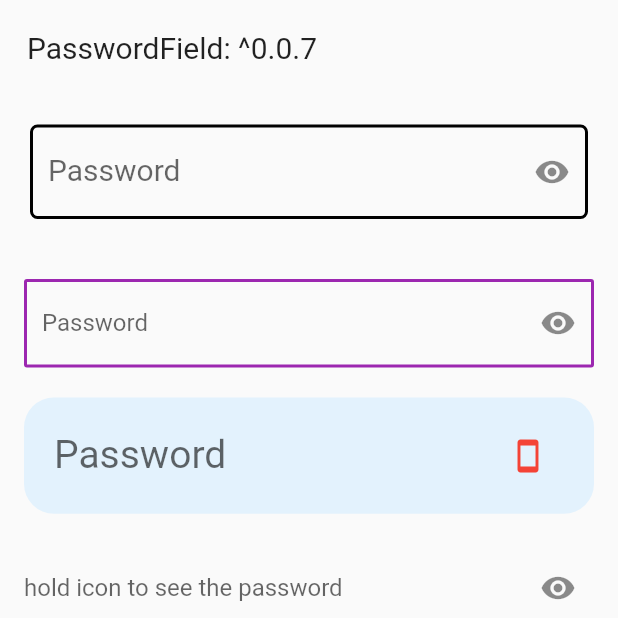
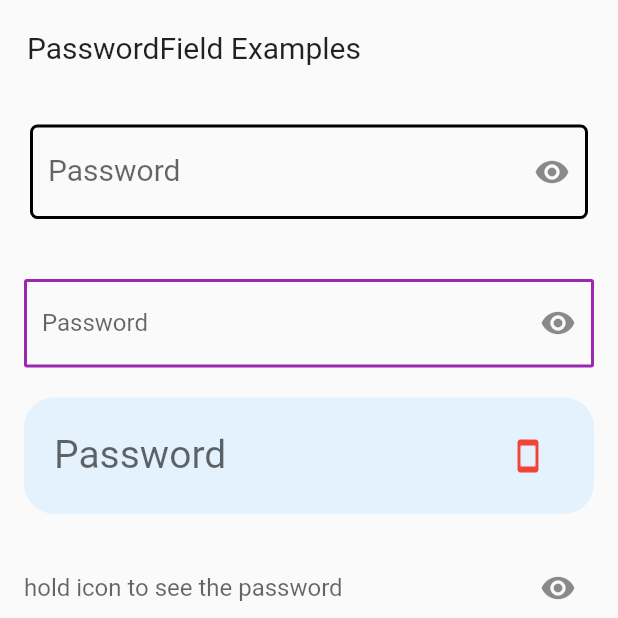
Before and after one commit to maheshj01/passwordfield, a Flutter app: the screen it shows after launch, on a phone screen of 412 x 824 dp, the top half of it. Run offline on Flutter 3.47's test engine with Material 2 defaults, Android fonts, the phone set to English and light mode, and no system bars.

Commit message:
chore: prepare for release

```diff
--- a/example/lib/main.dart
+++ b/example/lib/main.dart
@@ -38,7 +38,7 @@ class PasswordApp extends StatelessWidget {
           Container(
             padding: EdgeInsets.symmetric(horizontal: 18),
             child: Text(
-              'PasswordField: ^0.0.7',
+              'PasswordField Examples',
               style: TextStyle(fontSize: 20),
             ),
           ),
@@ -92,6 +92,7 @@ class PasswordApp extends StatelessWidget {
                 Icons.smartphone,
                 color: Colors.red,
               ),
+              border: InputBorder.none,
               textPadding: EdgeInsets.symmetric(horizontal: 20),
               backgroundColor: Colors.blue[50],
               backgroundBorderRadius: BorderRadius.circular(20),
@@ -124,7 +125,7 @@ class PasswordApp extends StatelessWidget {
                   borderSide: BorderSide(width: 2, color: Colors.purple)),
               errorStyle: TextStyle(color: Colors.green, fontSize: 18),
               errorMessage:
-                  'Add Your Custom error Message as long as you want and With your custom style with a proprty called errorStyle',
+                  'Add Your Custom error Message as long as you want and With your custom style with a property called errorStyle',
             ),
           ),
           SizedBox(
--- a/lib/src/passwordfield.dart
+++ b/lib/src/passwordfield.dart
@@ -39,28 +39,28 @@ class PasswordField extends StatefulWidget {
   final bool autoFocus;
 
   /// Input Border for the password field when not in focus
-  final InputBorder border;
+  final InputBorder? border;
 
   /// changes the primary color of the PasswordField
-  final Color color;
+  final Color? color;
 
   /// Background Color for the textfield must be specified with [backgroundBorderRadius]
-  final Color backgroundColor;
+  final Color? backgroundColor;
 
   /// Border for the textfield background must be specified with backgroundColor
-  final BorderRadiusGeometry backgroundBorderRadius;
+  final BorderRadiusGeometry? backgroundBorderRadius;
 
   /// Input Border for the password Field when in Focus
-  final InputBorder focusedBorder;
+  final InputBorder? focusedBorder;
 
   /// Input Border for the password Field when in Focus and has an error
-  final InputBorder errorFocusedBorder;
+  final InputBorder? errorFocusedBorder;
 
   /// paddint for the textfield when [backgroundBorderRadius] != null
-  final EdgeInsetsGeometry textPadding;
+  final EdgeInsetsGeometry? textPadding;
 
   /// A controller for an editable passwordfield.
-  final TextEditingController controller;
+  final TextEditingController? controller;
 
   /**
    * RegEx pattern for the input password
@@ -75,33 +75,33 @@ class PasswordField extends StatefulWidget {
    * See:[ecma-international.org/ecma-262/9.0/#sec-regexp-regular-expression-objects](ecma-international.org/ecma-262/9.0/#sec-regexp-regular-expression-objects)
    * for the specification of JavaScript regular expressions.
    */
-  final String pattern;
+  final String? pattern;
 
   /// whether the placeholder can float to left top on focus
   final bool hasFloatingPlaceholder;
 
   ///default text to show on the passwordfield
   /// This hint is hidden/does not take effect if [hasFloatingPlaceholder] = true
-  final String hintText;
+  final String? hintText;
 
   /// styling fpr the the hint and the floating label,
   /// defaults to same as inputStyle if not specified
-  final TextStyle hintStyle;
+  final TextStyle? hintStyle;
 
   /// styling the Passwordfield Text
-  final TextStyle inputStyle;
+  final TextStyle? inputStyle;
 
   /// style for the the errorMessage
-  final TextStyle errorStyle;
+  final TextStyle? errorStyle;
 
   /// The maximum number of lines the [errorText] can occupy.
   ///
   /// Defaults to null, which means that the [errorText] will be limited
   /// to a single line with [TextOverflow.ellipsis].
-  final int errorMaxLines;
+  final int? errorMaxLines;
 
   /// custom message to show if the input password does not match the pattern.
-  final String errorMessage;
+  final String? errorMessage;
 
   /// if hasFloatingPlaceholder==true
   /// a text label floats to left top on focus
@@ -111,21 +111,21 @@ class PasswordField extends StatefulWidget {
   ///
   /// Note: either [floatingText]/ [hintText] can be shown at a time
   /// that mainly depends on property [hasFloatingPlaceholder]
-  final String floatingText;
+  final String? floatingText;
 
   /// the max number of characters the password field can support
-  final int maxLength;
+  final int? maxLength;
 
   /// function triggerred when the submit button on keyboard is pressed
-  final Function(String) onSubmit;
+  final Function(String)? onSubmit;
 
   /// A Callback function triggered when the text insude the PasswordField changes
   ///
   @deprecated
-  final Function onChanged;
+  final Function? onChanged;
 
   /// Icon used to unhide the password when touch in Contact with the icon
-  final Icon suffixIcon;
+  final Icon? suffixIcon;
 
   /// The Icon to show at the right end of the textfield, suffix Icon can be removed by setting suffixIconEnabled to false,defaults to true
   final bool suffixIconEnabled;
@@ -138,7 +138,6 @@ class PasswordField extends StatefulWidget {
 
 class PasswordFieldState extends State<PasswordField> {
   bool obscureText = true;
-//wrap your toggle icon in Gesture Detector
 
   void inContact(TapDownDetails details) {
     setState(() {
@@ -156,8 +155,7 @@ class PasswordFieldState extends State<PasswordField> {
   Widget passwordFieldWidget() {
     return Theme(
       data: ThemeData(
-          primaryColor:
-              widget.color ?? Theme.of(context).primaryColor ?? Colors.red),
+          primaryColor: widget.color ?? Theme.of(context).primaryColor),
       child: StreamBuilder<String>(
         stream: bloc.password,
         builder: (BuildContext context, AsyncSnapshot snapshot) {
@@ -178,7 +176,7 @@ class PasswordFieldState extends State<PasswordField> {
                       ? InputBorder.none
                       : widget.border,
                   errorText: snapshot.hasError
-                      ? widget.errorMessage ?? snapshot.error
+                      ? widget.errorMessage ?? snapshot.error as String?
                       : null,
                   errorMaxLines: widget.errorMaxLines,
                   errorStyle: widget.errorStyle,
--- a/pubspec.yaml
+++ b/pubspec.yaml
@@ -1,10 +1,10 @@
 name: passwordfield
 description: A simple and easy to use Passwordfield Widget to add a password Textfield to your Flutter project hassle free.
-version: 0.0.82
+version: 0.0.9-nullsafety.0
 homepage: https://github.com/maheshmnj/passwordfield-flutter-package
 
 environment:
-  sdk: ">=2.1.0 <3.0.0"
+  sdk: ">=2.12.0-0 <3.0.0"
 
 dependencies:
   flutter:
```
Also changed, not shown: 3 other files.
